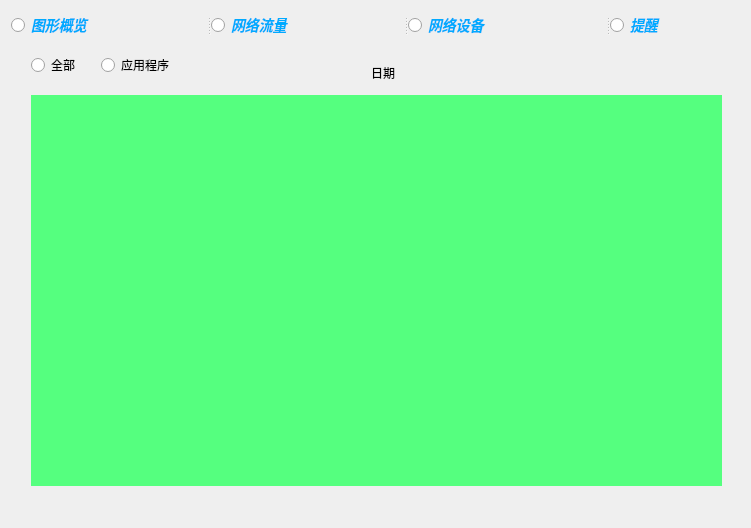
Before: the Qt Designer form qt_2.ui in 2001hhhu/Ptms, drawn with Qt 5.
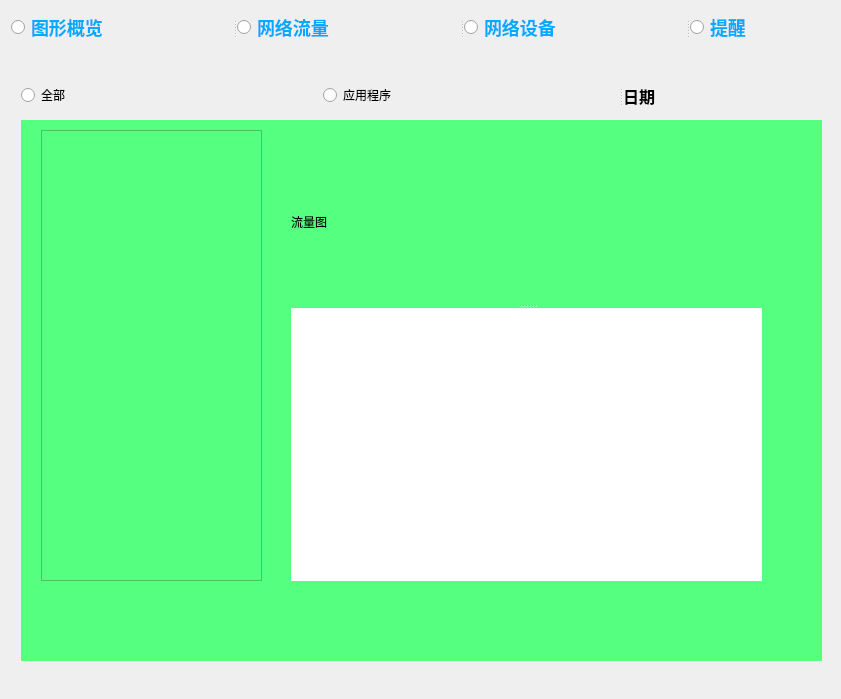
After: the same form once the commit is applied. The open tabs and pages were chosen to show the change. Custom widgets are drawn as their Qt base class.

The edit to the form file:
```diff
--- a/qt_2.ui
+++ b/qt_2.ui
@@ -6,24 +6,22 @@
    <rect>
     <x>0</x>
     <y>0</y>
-    <width>751</width>
-    <height>528</height>
+    <width>841</width>
+    <height>699</height>
    </rect>
   </property>
   <property name="windowTitle">
    <string>Form</string>
   </property>
-  <layout class="QVBoxLayout" name="verticalLayout">
-   <item>
+  <layout class="QGridLayout" name="gridLayout">
+   <item row="0" column="0">
     <widget class="QSplitter" name="splitter_5">
      <property name="styleSheet">
       <string notr="true">QRadioButton{
 	font-family: &quot;Microsoft YaHei&quot;;
-font-size: 14px;
-font-style: italic;
+font-size: 18px;
 font-weight: bold;
 color: rgb(0, 170, 255);
-font: bold italic 18px &quot;Microsoft YaHei&quot;
 }</string>
      </property>
      <property name="orientation">
@@ -51,7 +49,7 @@
      </widget>
     </widget>
    </item>
-   <item>
+   <item row="1" column="0">
     <widget class="QStackedWidget" name="stack_1">
      <property name="currentIndex">
       <number>3</number>
@@ -169,6 +167,8 @@
         <number>0</number>
        </property>
        <widget class="QWidget" name="page_5">
+            <layout class="QVBoxLayout" name="verticalLayout">
+             <item>
         <widget class="QTextBrowser" name="textBrowser_4">
          <property name="geometry">
           <rect>
@@ -184,6 +184,8 @@
 }</string>
          </property>
         </widget>
+             </item>
+            </layout>
        </widget>
        <widget class="QWidget" name="page_6">
         <widget class="QTextBrowser" name="textBrowser_5">
@@ -238,52 +240,61 @@
       </widget>
      </widget>
      <widget class="QWidget" name="page_2">
-      <widget class="QLabel" name="label_4">
+      <widget class="QSplitter" name="splitter_10">
        <property name="geometry">
         <rect>
-         <x>360</x>
-         <y>20</y>
-         <width>54</width>
-         <height>16</height>
+         <x>10</x>
+         <y>30</y>
+         <width>751</width>
+         <height>31</height>
         </rect>
        </property>
-       <property name="text">
-        <string>日期</string>
+       <property name="orientation">
+        <enum>Qt::Horizontal</enum>
        </property>
-      </widget>
+       <widget class="QWidget" name="layoutWidget">
+        <layout class="QHBoxLayout" name="horizontalLayout">
+         <item>
       <widget class="QRadioButton" name="rbtn5">
-       <property name="geometry">
-        <rect>
-         <x>20</x>
-         <y>10</y>
-         <width>95</width>
-         <height>20</height>
-        </rect>
-       </property>
        <property name="text">
         <string>全部</string>
        </property>
       </widget>
+         </item>
+         <item>
       <widget class="QRadioButton" name="rbtn6">
-       <property name="geometry">
-        <rect>
-         <x>90</x>
-         <y>10</y>
-         <width>95</width>
-         <height>20</height>
-        </rect>
-       </property>
        <property name="text">
         <string>应用程序</string>
        </property>
+          </widget>
+         </item>
+        </layout>
+       </widget>
+       <widget class="QLabel" name="label_4">
+        <property name="layoutDirection">
+         <enum>Qt::LeftToRight</enum>
+        </property>
+        <property name="styleSheet">
+         <string notr="true">*{
+	font-family: &quot;Microsoft YaHei&quot;;
+	font-size: 16px;
+	font-weight: bold;
+	color: rgb(0, 0, 0);
+}
+	</string>
+        </property>
+        <property name="text">
+         <string>日期</string>
+        </property>
+       </widget>
       </widget>
       <widget class="QStackedWidget" name="stack_2">
        <property name="geometry">
         <rect>
-         <x>20</x>
-         <y>50</y>
-         <width>691</width>
-         <height>391</height>
+         <x>10</x>
+         <y>70</y>
+         <width>801</width>
+         <height>541</height>
         </rect>
        </property>
        <property name="styleSheet">
@@ -317,10 +328,66 @@
            <string>流量图</string>
           </property>
          </widget>
-         <widget class="MplWidget2" name="asss" native="true"/>
-        </widget>
-       </widget>
-       <widget class="QWidget" name="page_8"/>
+         <widget class="MplWidget2" name="asss" native="true">
+          <property name="styleSheet">
+           <string notr="true">*{
+	background-color:white
+}</string>
+          </property>
+         </widget>
+        </widget>
+       </widget>
+       <widget class="QWidget" name="page_8">
+        <widget class="QListView" name="listView">
+         <property name="geometry">
+          <rect>
+           <x>20</x>
+           <y>10</y>
+           <width>221</width>
+           <height>451</height>
+          </rect>
+         </property>
+         <property name="styleSheet">
+          <string notr="true">*{
+	blackground-color:white;
+	font: 700 12pt &quot;Microsoft JhengHei UI&quot;
+}</string>
+         </property>
+         <property name="editTriggers">
+          <set>QAbstractItemView::NoEditTriggers</set>
+         </property>
+        </widget>
+        <widget class="QSplitter" name="splitter_11">
+         <property name="geometry">
+          <rect>
+           <x>270</x>
+           <y>20</y>
+           <width>471</width>
+           <height>441</height>
+          </rect>
+         </property>
+         <property name="orientation">
+          <enum>Qt::Vertical</enum>
+         </property>
+         <widget class="QLabel" name="label_6">
+          <property name="styleSheet">
+           <string notr="true">QLabel#label_6{
+	font: 12pt &quot;Modern No. 20&quot;
+}</string>
+          </property>
+          <property name="text">
+           <string>流量图</string>
+          </property>
+         </widget>
+         <widget class="MplWidget3" name="widget" native="true">
+          <property name="styleSheet">
+           <string notr="true">*{
+ background-color:white
+}</string>
+          </property>
+         </widget>
+        </widget>
+       </widget>
       </widget>
      </widget>
     </widget>
@@ -337,7 +404,13 @@
   <customwidget>
    <class>MplWidget2</class>
    <extends>QWidget</extends>
-   <header>mplwidget2.h</header>
+   <header location="global">mplwidget2.h</header>
+   <container>1</container>
+  </customwidget>
+  <customwidget>
+   <class>MplWidget3</class>
+   <extends>QWidget</extends>
+   <header location="global">mplwidget3.h</header>
    <container>1</container>
   </customwidget>
  </customwidgets>
```
Left out of the diff: 250 changed lines with no effect on the pictures. Lines whose indentation alone changed are shown as unchanged.
